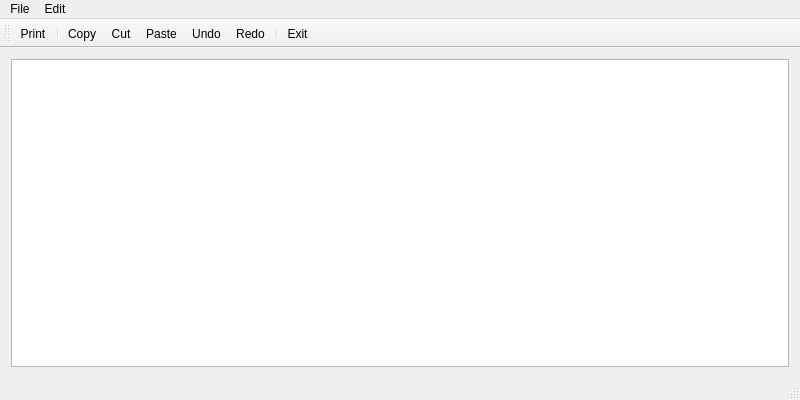
The window that PDS_client_server_v3/PDS_Notepad_Client/ui/notepad.ui (RolandDeschainRPW/PDS_Project) describes before a commit, drawn with Qt 5.
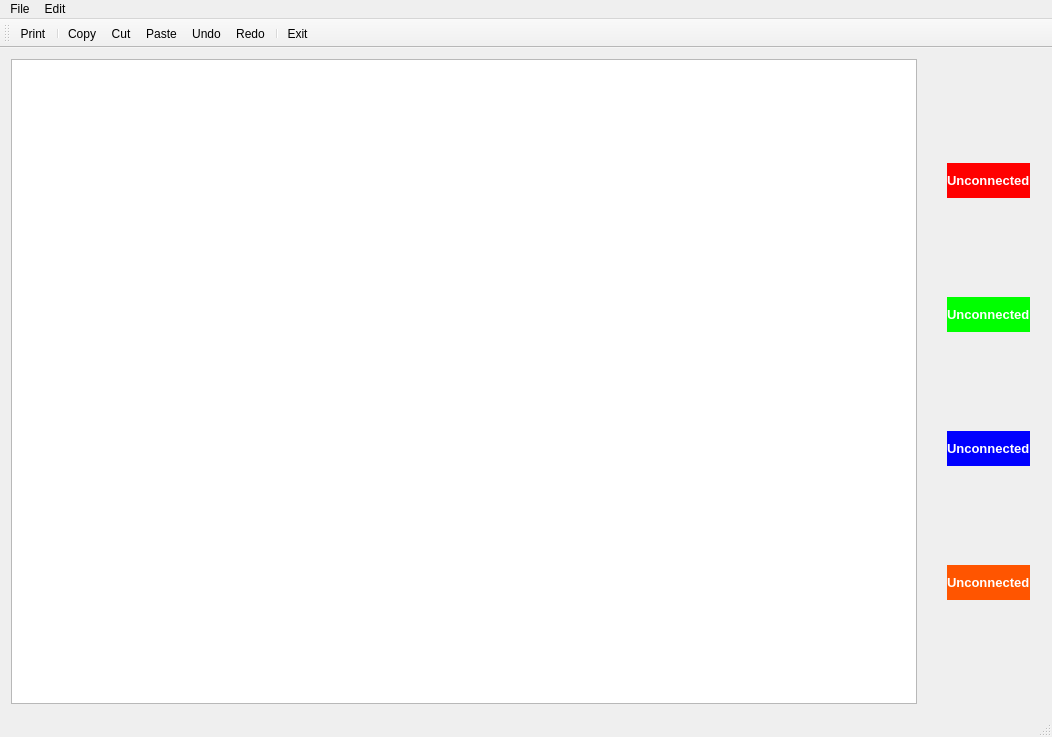
The same window after the commit. Icons and pictures are not drawn. Custom widgets are drawn as their Qt base class.

Commit message: Showing profile pics on Notepad.

Diff of the .ui file:
```diff
--- a/PDS_client_server_v3/PDS_Notepad_Client/ui/notepad.ui
+++ b/PDS_client_server_v3/PDS_Notepad_Client/ui/notepad.ui
@@ -6,17 +6,571 @@
    <rect>
     <x>0</x>
     <y>0</y>
-    <width>800</width>
-    <height>400</height>
+    <width>1052</width>
+    <height>737</height>
    </rect>
   </property>
   <property name="windowTitle">
    <string>Notepad</string>
   </property>
   <widget class="QWidget" name="centralWidget">
-   <layout class="QVBoxLayout" name="verticalLayout">
+   <layout class="QHBoxLayout" name="horizontalLayout">
     <item>
-     <widget class="QTextEdit" name="textEdit"/>
+     <widget class="MyTextEdit" name="textEdit"/>
+    </item>
+    <item>
+     <widget class="QWidget" name="collaboratorsWidget" native="true">
+      <layout class="QVBoxLayout" name="verticalLayout">
+       <item>
+        <layout class="QHBoxLayout" name="collaboratorLayout1">
+         <item>
+          <widget class="QLabel" name="collaboratorPicLabel1">
+           <property name="maximumSize">
+            <size>
+             <width>100</width>
+             <height>100</height>
+            </size>
+           </property>
+           <property name="text">
+            <string/>
+           </property>
+           <property name="pixmap">
+            <pixmap resource="../notepad.qrc">:/images/default_profile_pic.png</pixmap>
+           </property>
+           <property name="scaledContents">
+            <bool>true</bool>
+           </property>
+          </widget>
+         </item>
+         <item>
+          <widget class="QLabel" name="nicknameLabel1">
+           <property name="maximumSize">
+            <size>
+             <width>16777215</width>
+             <height>35</height>
+            </size>
+           </property>
+           <property name="palette">
+            <palette>
+             <active>
+              <colorrole role="WindowText">
+               <brush brushstyle="SolidPattern">
+                <color alpha="255">
+                 <red>255</red>
+                 <green>255</green>
+                 <blue>255</blue>
+                </color>
+               </brush>
+              </colorrole>
+              <colorrole role="Base">
+               <brush brushstyle="SolidPattern">
+                <color alpha="255">
+                 <red>255</red>
+                 <green>255</green>
+                 <blue>255</blue>
+                </color>
+               </brush>
+              </colorrole>
+              <colorrole role="Window">
+               <brush brushstyle="SolidPattern">
+                <color alpha="255">
+                 <red>255</red>
+                 <green>0</green>
+                 <blue>0</blue>
+                </color>
+               </brush>
+              </colorrole>
+             </active>
+             <inactive>
+              <colorrole role="WindowText">
+               <brush brushstyle="SolidPattern">
+                <color alpha="255">
+                 <red>255</red>
+                 <green>255</green>
+                 <blue>255</blue>
+                </color>
+               </brush>
+              </colorrole>
+              <colorrole role="Base">
+               <brush brushstyle="SolidPattern">
+                <color alpha="255">
+                 <red>255</red>
+                 <green>255</green>
+                 <blue>255</blue>
+                </color>
+               </brush>
+              </colorrole>
+              <colorrole role="Window">
+               <brush brushstyle="SolidPattern">
+                <color alpha="255">
+                 <red>255</red>
+                 <green>0</green>
+                 <blue>0</blue>
+                </color>
+               </brush>
+              </colorrole>
+             </inactive>
+             <disabled>
+              <colorrole role="WindowText">
+               <brush brushstyle="SolidPattern">
+                <color alpha="255">
+                 <red>120</red>
+                 <green>120</green>
+                 <blue>120</blue>
+                </color>
+               </brush>
+              </colorrole>
+              <colorrole role="Base">
+               <brush brushstyle="SolidPattern">
+                <color alpha="255">
+                 <red>255</red>
+                 <green>0</green>
+                 <blue>0</blue>
+                </color>
+               </brush>
+              </colorrole>
+              <colorrole role="Window">
+               <brush brushstyle="SolidPattern">
+                <color alpha="255">
+                 <red>255</red>
+                 <green>0</green>
+                 <blue>0</blue>
+                </color>
+               </brush>
+              </colorrole>
+             </disabled>
+            </palette>
+           </property>
+           <property name="font">
+            <font>
+             <pointsize>10</pointsize>
+             <weight>75</weight>
+             <bold>true</bold>
+            </font>
+           </property>
+           <property name="autoFillBackground">
+            <bool>true</bool>
+           </property>
+           <property name="text">
+            <string>Unconnected</string>
+           </property>
+          </widget>
+         </item>
+        </layout>
+       </item>
+       <item>
+        <layout class="QHBoxLayout" name="collaboratorLayout2">
+         <item>
+          <widget class="QLabel" name="collaboratorPicLabel2">
+           <property name="maximumSize">
+            <size>
+             <width>100</width>
+             <height>100</height>
+            </size>
+           </property>
+           <property name="text">
+            <string/>
+           </property>
+           <property name="pixmap">
+            <pixmap resource="../notepad.qrc">:/images/default_profile_pic.png</pixmap>
+           </property>
+           <property name="scaledContents">
+            <bool>true</bool>
+           </property>
+          </widget>
+         </item>
+         <item>
+          <widget class="QLabel" name="nicknameLabel2">
+           <property name="maximumSize">
+            <size>
+             <width>16777215</width>
+             <height>35</height>
+            </size>
+           </property>
+           <property name="palette">
+            <palette>
+             <active>
+              <colorrole role="WindowText">
+               <brush brushstyle="SolidPattern">
+                <color alpha="255">
+                 <red>255</red>
+                 <green>255</green>
+                 <blue>255</blue>
+                </color>
+               </brush>
+              </colorrole>
+              <colorrole role="Base">
+               <brush brushstyle="SolidPattern">
+                <color alpha="255">
+                 <red>255</red>
+                 <green>255</green>
+                 <blue>255</blue>
+                </color>
+               </brush>
+              </colorrole>
+              <colorrole role="Window">
+               <brush brushstyle="SolidPattern">
+                <color alpha="255">
+                 <red>0</red>
+                 <green>255</green>
+                 <blue>0</blue>
+                </color>
+               </brush>
+              </colorrole>
+             </active>
+             <inactive>
+              <colorrole role="WindowText">
+               <brush brushstyle="SolidPattern">
+                <color alpha="255">
+                 <red>255</red>
+                 <green>255</green>
+                 <blue>255</blue>
+                </color>
+               </brush>
+              </colorrole>
+              <colorrole role="Base">
+               <brush brushstyle="SolidPattern">
+                <color alpha="255">
+                 <red>255</red>
+                 <green>255</green>
+                 <blue>255</blue>
+                </color>
+               </brush>
+              </colorrole>
+              <colorrole role="Window">
+               <brush brushstyle="SolidPattern">
+                <color alpha="255">
+                 <red>0</red>
+                 <green>255</green>
+                 <blue>0</blue>
+                </color>
+               </brush>
+              </colorrole>
+             </inactive>
+             <disabled>
+              <colorrole role="WindowText">
+               <brush brushstyle="SolidPattern">
+                <color alpha="255">
+                 <red>120</red>
+                 <green>120</green>
+                 <blue>120</blue>
+                </color>
+               </brush>
+              </colorrole>
+              <colorrole role="Base">
+               <brush brushstyle="SolidPattern">
+                <color alpha="255">
+                 <red>0</red>
+                 <green>255</green>
+                 <blue>0</blue>
+                </color>
+               </brush>
+              </colorrole>
+              <colorrole role="Window">
+               <brush brushstyle="SolidPattern">
+                <color alpha="255">
+                 <red>0</red>
+                 <green>255</green>
+                 <blue>0</blue>
+                </color>
+               </brush>
+              </colorrole>
+             </disabled>
+            </palette>
+           </property>
+           <property name="font">
+            <font>
+             <pointsize>10</pointsize>
+             <weight>75</weight>
+             <bold>true</bold>
+            </font>
+           </property>
+           <property name="autoFillBackground">
+            <bool>true</bool>
+           </property>
+           <property name="text">
+            <string>Unconnected</string>
+           </property>
+          </widget>
+         </item>
+        </layout>
+       </item>
+       <item>
+        <layout class="QHBoxLayout" name="collaboratorLayout3">
+         <item>
+          <widget class="QLabel" name="collaboratorPicLabel3">
+           <property name="maximumSize">
+            <size>
+             <width>100</width>
+             <height>100</height>
+            </size>
+           </property>
+           <property name="text">
+            <string/>
+           </property>
+           <property name="pixmap">
+            <pixmap resource="../notepad.qrc">:/images/default_profile_pic.png</pixmap>
+           </property>
+           <property name="scaledContents">
+            <bool>true</bool>
+           </property>
+          </widget>
+         </item>
+         <item>
+          <widget class="QLabel" name="nicknameLabel3">
+           <property name="maximumSize">
+            <size>
+             <width>16777215</width>
+             <height>35</height>
+            </size>
+           </property>
+           <property name="palette">
+            <palette>
+             <active>
+              <colorrole role="WindowText">
+               <brush brushstyle="SolidPattern">
+                <color alpha="255">
+                 <red>255</red>
+                 <green>255</green>
+                 <blue>255</blue>
+                </color>
+               </brush>
+              </colorrole>
+              <colorrole role="Base">
+               <brush brushstyle="SolidPattern">
+                <color alpha="255">
+                 <red>255</red>
+                 <green>255</green>
+                 <blue>255</blue>
+                </color>
+               </brush>
+              </colorrole>
+              <colorrole role="Window">
+               <brush brushstyle="SolidPattern">
+                <color alpha="255">
+                 <red>0</red>
+                 <green>0</green>
+                 <blue>255</blue>
+                </color>
+               </brush>
+              </colorrole>
+             </active>
+             <inactive>
+              <colorrole role="WindowText">
+               <brush brushstyle="SolidPattern">
+                <color alpha="255">
+                 <red>255</red>
+                 <green>255</green>
+                 <blue>255</blue>
+                </color>
+               </brush>
+              </colorrole>
+              <colorrole role="Base">
+               <brush brushstyle="SolidPattern">
+                <color alpha="255">
+                 <red>255</red>
+                 <green>255</green>
+                 <blue>255</blue>
+                </color>
+               </brush>
+              </colorrole>
+              <colorrole role="Window">
+               <brush brushstyle="SolidPattern">
+                <color alpha="255">
+                 <red>0</red>
+                 <green>0</green>
+                 <blue>255</blue>
+                </color>
+               </brush>
+              </colorrole>
+             </inactive>
+             <disabled>
+              <colorrole role="WindowText">
+               <brush brushstyle="SolidPattern">
+                <color alpha="255">
+                 <red>120</red>
+                 <green>120</green>
+                 <blue>120</blue>
+                </color>
+               </brush>
+              </colorrole>
+              <colorrole role="Base">
+               <brush brushstyle="SolidPattern">
+                <color alpha="255">
+                 <red>0</red>
+                 <green>0</green>
+                 <blue>255</blue>
+                </color>
+               </brush>
+              </colorrole>
+              <colorrole role="Window">
+               <brush brushstyle="SolidPattern">
+                <color alpha="255">
+                 <red>0</red>
+                 <green>0</green>
+                 <blue>255</blue>
+                </color>
+               </brush>
+              </colorrole>
+             </disabled>
+            </palette>
+           </property>
+           <property name="font">
+            <font>
+             <pointsize>10</pointsize>
+             <weight>75</weight>
+             <bold>true</bold>
+            </font>
+           </property>
+           <property name="autoFillBackground">
+            <bool>true</bool>
+           </property>
+           <property name="text">
+            <string>Unconnected</string>
+           </property>
+          </widget>
+         </item>
+        </layout>
+       </item>
+       <item>
+        <layout class="QHBoxLayout" name="collaboratorLayout4">
+         <item>
+          <widget class="QLabel" name="collaboratorPicLabel4">
+           <property name="maximumSize">
+            <size>
+             <width>100</width>
+             <height>100</height>
+            </size>
+           </property>
+           <property name="text">
+            <string/>
+           </property>
+           <property name="pixmap">
+            <pixmap resource="../notepad.qrc">:/images/default_profile_pic.png</pixmap>
+           </property>
+           <property name="scaledContents">
+            <bool>true</bool>
+           </property>
+          </widget>
+         </item>
+         <item>
+          <widget class="QLabel" name="nicknameLabel4">
+           <property name="maximumSize">
+            <size>
+             <width>16777215</width>
+             <height>35</height>
+            </size>
+           </property>
+           <property name="palette">
+            <palette>
+             <active>
+              <colorrole role="WindowText">
+               <brush brushstyle="SolidPattern">
+                <color alpha="255">
+                 <red>255</red>
+                 <green>255</green>
+                 <blue>255</blue>
+                </color>
+               </brush>
+              </colorrole>
+              <colorrole role="Base">
+               <brush brushstyle="SolidPattern">
+                <color alpha="255">
+                 <red>255</red>
+                 <green>255</green>
+                 <blue>255</blue>
+                </color>
+               </brush>
+              </colorrole>
+              <colorrole role="Window">
+               <brush brushstyle="SolidPattern">
+                <color alpha="255">
+                 <red>255</red>
+                 <green>85</green>
+                 <blue>0</blue>
+                </color>
+               </brush>
+              </colorrole>
+             </active>
+             <inactive>
+              <colorrole role="WindowText">
+               <brush brushstyle="SolidPattern">
+                <color alpha="255">
+                 <red>255</red>
+                 <green>255</green>
+                 <blue>255</blue>
+                </color>
+               </brush>
+              </colorrole>
+              <colorrole role="Base">
+               <brush brushstyle="SolidPattern">
+                <color alpha="255">
+                 <red>255</red>
+                 <green>255</green>
+                 <blue>255</blue>
+                </color>
+               </brush>
+              </colorrole>
+              <colorrole role="Window">
+               <brush brushstyle="SolidPattern">
+                <color alpha="255">
+                 <red>255</red>
+                 <green>85</green>
+                 <blue>0</blue>
+                </color>
+               </brush>
+              </colorrole>
+             </inactive>
+             <disabled>
+              <colorrole role="WindowText">
+               <brush brushstyle="SolidPattern">
+                <color alpha="255">
+                 <red>120</red>
+                 <green>120</green>
+                 <blue>120</blue>
+                </color>
+               </brush>
+              </colorrole>
+              <colorrole role="Base">
+               <brush brushstyle="SolidPattern">
+                <color alpha="255">
+                 <red>255</red>
+                 <green>85</green>
+                 <blue>0</blue>
+                </color>
+               </brush>
+              </colorrole>
+              <colorrole role="Window">
+               <brush brushstyle="SolidPattern">
+                <color alpha="255">
+                 <red>255</red>
+                 <green>85</green>
+                 <blue>0</blue>
+                </color>
+               </brush>
+              </colorrole>
+             </disabled>
+            </palette>
+           </property>
+           <property name="font">
+            <font>
+             <pointsize>10</pointsize>
+             <weight>75</weight>
+             <bold>true</bold>
+            </font>
+           </property>
+           <property name="autoFillBackground">
+            <bool>true</bool>
+           </property>
+           <property name="text">
+            <string>Unconnected</string>
+           </property>
+          </widget>
+         </item>
+        </layout>
+       </item>
+      </layout>
+     </widget>
     </item>
    </layout>
   </widget>
@@ -25,7 +579,7 @@
     <rect>
      <x>0</x>
      <y>0</y>
-     <width>800</width>
+     <width>1052</width>
      <height>21</height>
     </rect>
    </property>
@@ -158,6 +712,13 @@
   </action>
  </widget>
  <layoutdefault spacing="6" margin="11"/>
+ <customwidgets>
+  <customwidget>
+   <class>MyTextEdit</class>
+   <extends>QTextEdit</extends>
+   <header>MyTextEdit.h</header>
+  </customwidget>
+ </customwidgets>
  <resources>
   <include location="../notepad.qrc"/>
  </resources>
```
The commit also changes 80 other files.
